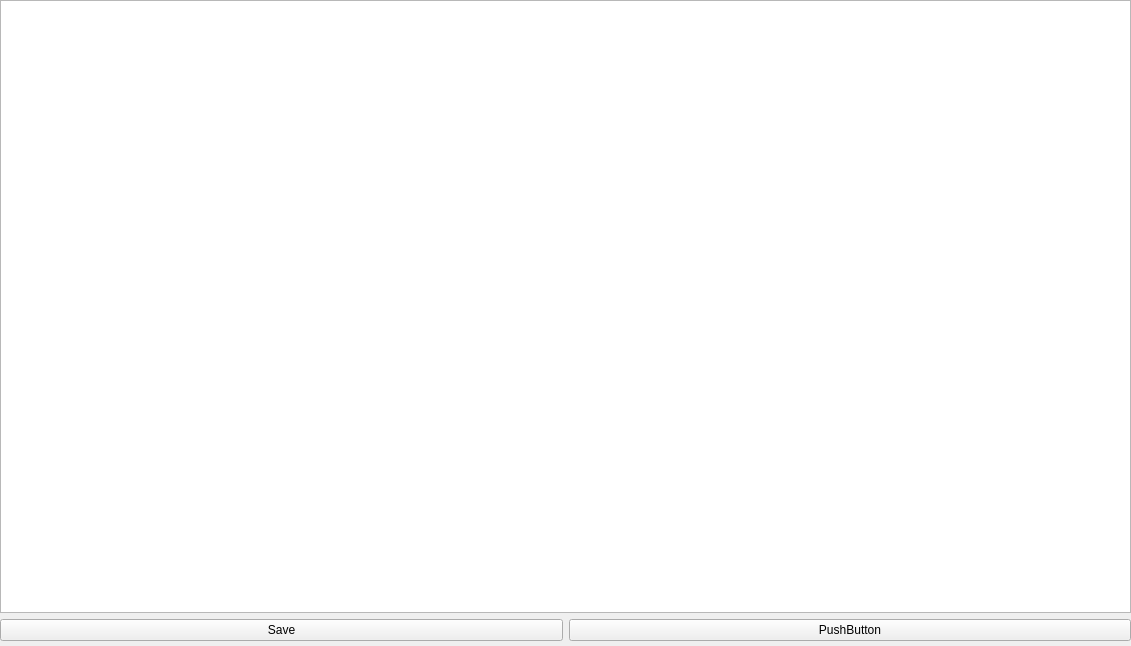
Qt form ui/view_mater.ui (nikokvirtia1984/Melodia_1.0) before a commit.
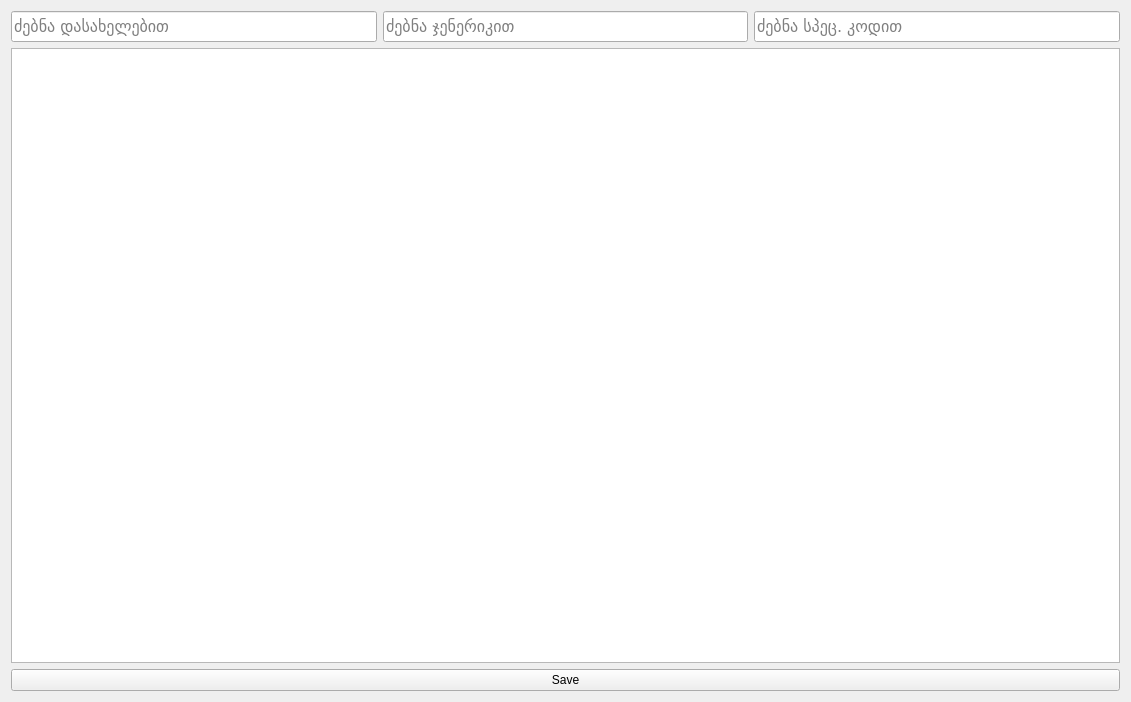
The same form after that commit.

Commit message: mater_view_search

Diff of the .ui file:
```diff
--- a/ui/view_mater.ui
+++ b/ui/view_mater.ui
@@ -7,41 +7,91 @@
     <x>0</x>
     <y>0</y>
     <width>1131</width>
-    <height>646</height>
+    <height>702</height>
    </rect>
   </property>
+  <property name="sizePolicy">
+   <sizepolicy hsizetype="Expanding" vsizetype="Ignored">
+    <horstretch>0</horstretch>
+    <verstretch>0</verstretch>
+   </sizepolicy>
+  </property>
   <property name="windowTitle">
    <string>Form</string>
   </property>
-  <widget class="QWidget" name="layoutWidget">
-   <property name="geometry">
-    <rect>
-     <x>0</x>
-     <y>0</y>
-     <width>1131</width>
-     <height>641</height>
-    </rect>
-   </property>
-   <layout class="QGridLayout" name="gridLayout">
-    <item row="1" column="0">
-     <widget class="QPushButton" name="btn_save">
-      <property name="text">
-       <string>Save</string>
-      </property>
-     </widget>
-    </item>
-    <item row="1" column="1">
-     <widget class="QPushButton" name="pushButton_2">
-      <property name="text">
-       <string>PushButton</string>
-      </property>
-     </widget>
-    </item>
-    <item row="0" column="0" colspan="2">
-     <widget class="QTableView" name="tableView"/>
-    </item>
-   </layout>
-  </widget>
+  <layout class="QGridLayout" name="gridLayout">
+   <item row="0" column="0">
+    <layout class="QVBoxLayout" name="verticalLayout_2">
+     <item>
+      <layout class="QHBoxLayout" name="horizontalLayout">
+       <item>
+        <widget class="QLineEdit" name="filter_name">
+         <property name="font">
+          <font>
+           <family>BPG Glaho</family>
+           <pointsize>12</pointsize>
+          </font>
+         </property>
+         <property name="placeholderText">
+          <string>ძებნა დასახელებით</string>
+         </property>
+        </widget>
+       </item>
+       <item>
+        <widget class="QLineEdit" name="filter_generic">
+         <property name="font">
+          <font>
+           <family>BPG Glaho</family>
+           <pointsize>12</pointsize>
+          </font>
+         </property>
+         <property name="placeholderText">
+          <string>ძებნა ჯენერიკით</string>
+         </property>
+        </widget>
+       </item>
+       <item>
+        <widget class="QLineEdit" name="filter_code">
+         <property name="font">
+          <font>
+           <family>BPG Glaho</family>
+           <pointsize>12</pointsize>
+          </font>
+         </property>
+         <property name="placeholderText">
+          <string>ძებნა სპეც. კოდით</string>
+         </property>
+        </widget>
+       </item>
+      </layout>
+     </item>
+     <item>
+      <layout class="QVBoxLayout" name="verticalLayout">
+       <property name="sizeConstraint">
+        <enum>QLayout::SetMinimumSize</enum>
+       </property>
+       <item>
+        <widget class="QTableView" name="tableView">
+         <property name="sizePolicy">
+          <sizepolicy hsizetype="Expanding" vsizetype="Expanding">
+           <horstretch>0</horstretch>
+           <verstretch>0</verstretch>
+          </sizepolicy>
+         </property>
+        </widget>
+       </item>
+       <item>
+        <widget class="QPushButton" name="btn_save">
+         <property name="text">
+          <string>Save</string>
+         </property>
+        </widget>
+       </item>
+      </layout>
+     </item>
+    </layout>
+   </item>
+  </layout>
  </widget>
  <resources/>
  <connections/>
```
The commit also changes 1 other file.
